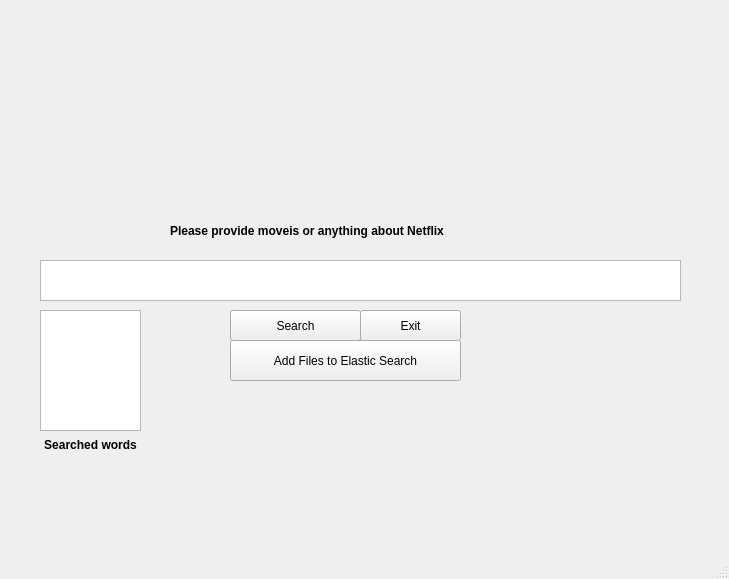
Qt form guiTest.ui (mm528/ElasticSearch) before a commit.
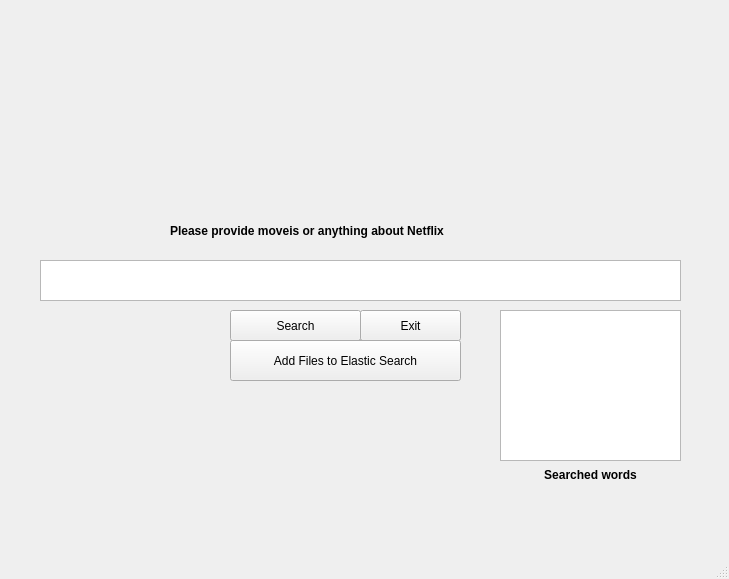
The same form after that commit.

```diff
--- a/guiTest.ui
+++ b/guiTest.ui
@@ -17,8 +17,8 @@
    <widget class="QLabel" name="label">
     <property name="geometry">
      <rect>
-      <x>30</x>
-      <y>430</y>
+      <x>530</x>
+      <y>460</y>
       <width>121</width>
       <height>31</height>
      </rect>
@@ -30,10 +30,10 @@
    <widget class="QTextEdit" name="textEditRight">
     <property name="geometry">
      <rect>
-      <x>40</x>
+      <x>500</x>
       <y>310</y>
-      <width>101</width>
-      <height>121</height>
+      <width>181</width>
+      <height>151</height>
      </rect>
     </property>
    </widget>
```
